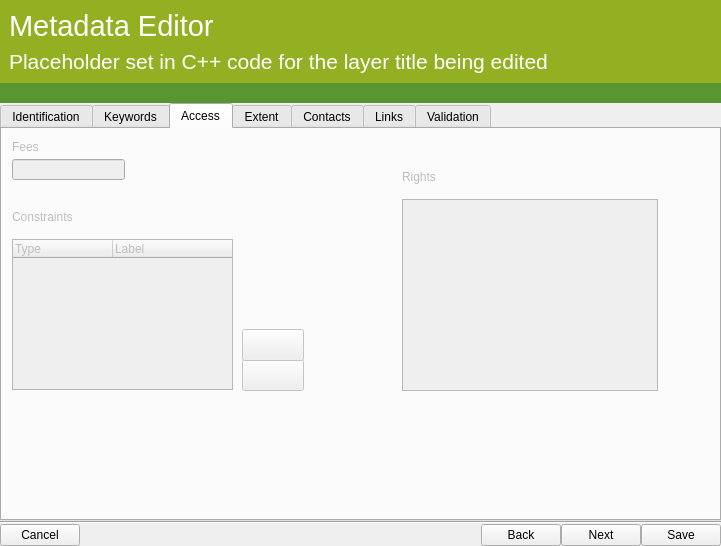
Above: src/ui/qgsmetadatawizard.ui from qgis/QGIS before the change. Below: the same form after it.
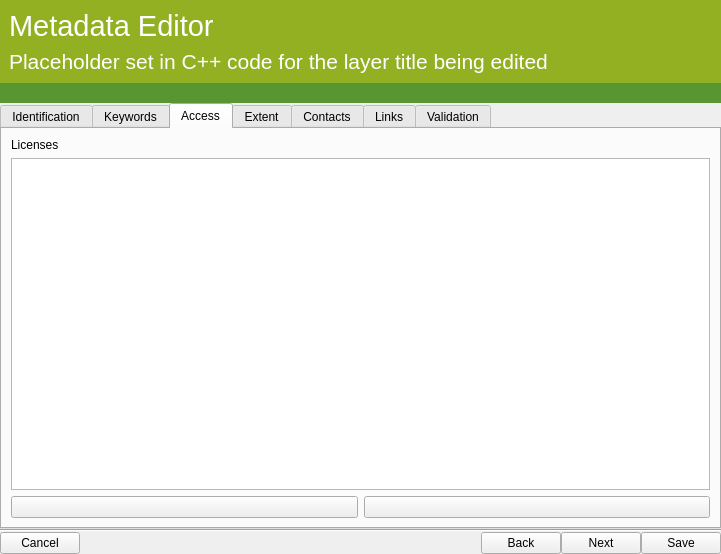
That is the form after the change. The open tabs and pages were chosen to show the change. Icons and pictures are not drawn.

The edit to the form file:
```diff
--- a/src/ui/qgsmetadatawizard.ui
+++ b/src/ui/qgsmetadatawizard.ui
@@ -7,7 +7,7 @@
     <x>0</x>
     <y>0</y>
     <width>721</width>
-    <height>546</height>
+    <height>554</height>
    </rect>
   </property>
   <property name="windowTitle">
@@ -282,85 +282,44 @@
      </widget>
      <widget class="QWidget" name="tab_2">
       <property name="enabled">
-       <bool>false</bool>
+       <bool>true</bool>
       </property>
       <attribute name="title">
        <string>Access</string>
       </attribute>
-      <widget class="QLabel" name="label_5">
-       <property name="geometry">
-        <rect>
-         <x>10</x>
-         <y>10</y>
-         <width>60</width>
-         <height>16</height>
-        </rect>
-       </property>
+      <layout class="QVBoxLayout" name="verticalLayout_3">
+       <item>
+        <widget class="QLabel" name="label_8">
        <property name="text">
-        <string>Fees</string>
-       </property>
-      </widget>
-      <widget class="QLineEdit" name="lineEdit">
-       <property name="enabled">
-        <bool>false</bool>
-       </property>
-       <property name="geometry">
-        <rect>
-         <x>10</x>
-         <y>30</y>
-         <width>113</width>
-         <height>21</height>
-        </rect>
-       </property>
-      </widget>
-      <widget class="QLabel" name="label_9">
-       <property name="geometry">
-        <rect>
-         <x>10</x>
-         <y>80</y>
-         <width>101</width>
-         <height>16</height>
-        </rect>
-       </property>
-       <property name="text">
-        <string>Constraints</string>
-       </property>
-      </widget>
-      <widget class="QTreeWidget" name="treeWidget">
-       <property name="enabled">
+          <string>Licenses</string>
+         </property>
+        </widget>
+       </item>
+       <item>
+        <widget class="QTableWidget" name="tabLicenses">
+         <property name="selectionMode">
+          <enum>QAbstractItemView::SingleSelection</enum>
+         </property>
+         <property name="selectionBehavior">
+          <enum>QAbstractItemView::SelectRows</enum>
+         </property>
+         <attribute name="horizontalHeaderVisible">
         <bool>false</bool>
-       </property>
-       <property name="geometry">
-        <rect>
-         <x>10</x>
-         <y>110</y>
-         <width>221</width>
-         <height>151</height>
-        </rect>
-       </property>
-       <property name="columnCount">
-        <number>2</number>
-       </property>
-       <column>
-        <property name="text">
-         <string>Type</string>
-        </property>
-       </column>
+         </attribute>
+         <attribute name="horizontalHeaderStretchLastSection">
+          <bool>true</bool>
+         </attribute>
        <column>
         <property name="text">
          <string>Label</string>
         </property>
        </column>
       </widget>
-      <widget class="QPushButton" name="btnGraduatedAdd">
-       <property name="geometry">
-        <rect>
-         <x>240</x>
-         <y>230</y>
-         <width>62</width>
-         <height>32</height>
-        </rect>
-       </property>
+       </item>
+       <item>
+        <layout class="QHBoxLayout" name="horizontalLayout_6">
+         <item>
+          <widget class="QPushButton" name="btnAddLicence">
        <property name="toolTip">
         <string>Add class</string>
        </property>
@@ -369,28 +328,9 @@
          <normaloff>:/images/themes/default/symbologyAdd.svg</normaloff>:/images/themes/default/symbologyAdd.svg</iconset>
        </property>
       </widget>
-      <widget class="QTextBrowser" name="textBrowser">
-       <property name="enabled">
-        <bool>false</bool>
-       </property>
-       <property name="geometry">
-        <rect>
-         <x>400</x>
-         <y>70</y>
-         <width>256</width>
-         <height>192</height>
-        </rect>
-       </property>
-      </widget>
-      <widget class="QPushButton" name="btnGraduatedDelete">
-       <property name="geometry">
-        <rect>
-         <x>240</x>
-         <y>200</y>
-         <width>62</width>
-         <height>32</height>
-        </rect>
-       </property>
+         </item>
+         <item>
+          <widget class="QPushButton" name="btnRemoveLicence">
        <property name="toolTip">
         <string>Delete</string>
        </property>
@@ -399,21 +339,12 @@
          <normaloff>:/images/themes/default/symbologyRemove.svg</normaloff>:/images/themes/default/symbologyRemove.svg</iconset>
        </property>
       </widget>
-      <widget class="QLabel" name="label_10">
-       <property name="geometry">
-        <rect>
-         <x>400</x>
-         <y>40</y>
-         <width>60</width>
-         <height>16</height>
-        </rect>
-       </property>
-       <property name="text">
-        <string>Rights</string>
-       </property>
-      </widget>
-     </widget>
-     <widget class="QWidget" name="tab_3">
+         </item>
+        </layout>
+       </item>
+      </layout>
+     </widget>
+     <widget class="QWidget" name="tabExtentDialog">
       <property name="enabled">
        <bool>false</bool>
       </property>
```
Left out of the diff: 15 changed lines with no effect on the pictures. Lines whose indentation alone changed are shown as unchanged.
